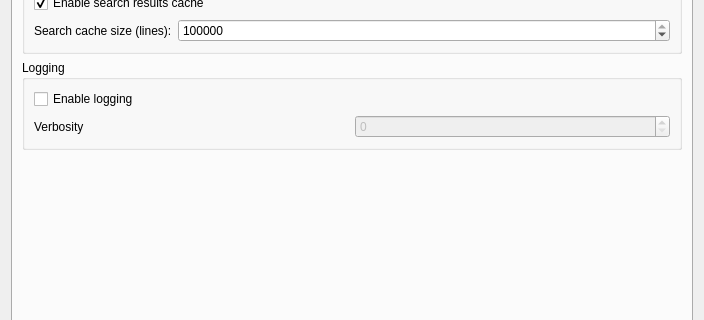
This is src/ui/include/optionsdialog.ui in dm17ryk/klogg as Qt 5 draws it before an edit; both pictures show x 0 to 704 and y 339 to 659 of the 704 by 817 pixel window. The edited form follows.
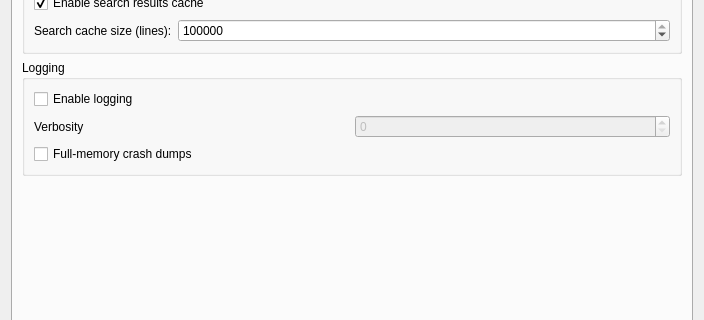
This is the edited form. The open tabs and pages were chosen to show the change.

Commit message: feat(diagnostics): crash records and minidumps, throw-site stacks, release PDBs (R06b)

What changed in the file:
```diff
--- a/src/ui/include/optionsdialog.ui
+++ b/src/ui/include/optionsdialog.ui
@@ -900,6 +900,16 @@
             </item>
            </layout>
           </item>
+          <item>
+           <widget class="QCheckBox" name="fullMemoryCrashDumpsCheckBox">
+            <property name="toolTip">
+             <string>A crash dump then holds all of CILogg's memory: much larger, and it can hold passwords, tokens and log contents. Share such a dump only privately.</string>
+            </property>
+            <property name="text">
+             <string>Full-memory crash dumps</string>
+            </property>
+           </widget>
+          </item>
          </layout>
         </widget>
        </item>
```
The commit also changes 28 other files.
